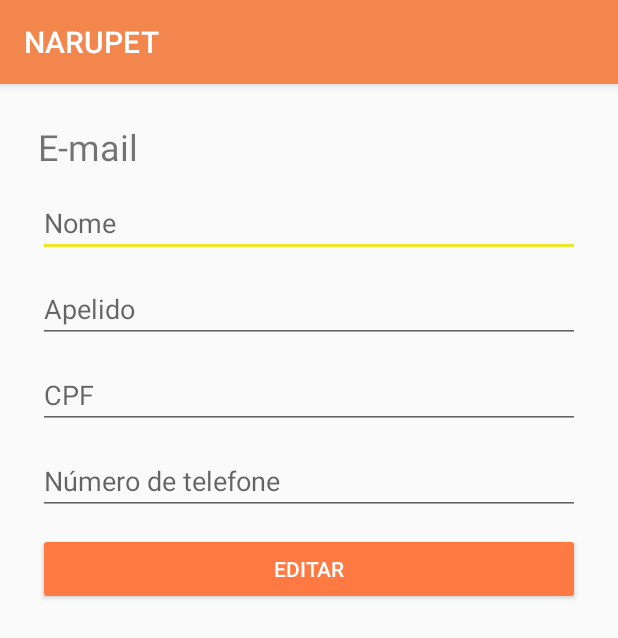
After one commit to sistemas-de-informacao/Narupet, an Android app: the fragment ProfileFragment shown on its own in the app's theme, on a phone screen of 412 x 824 dp. The commit adds this screen. Shown: the top 638 px of the screen. Run offline under Robolectric (Android 15) with nearby library versions, the phone set to English and light mode, and no system bars; our stand-ins replace Firebase (no records; nobody signed in at launch, a user with empty details on screens opened directly).

Commit message:
Criado view de profile e funcionalidades
Criado view para gerenciar perfil do usuário logado.

```diff
--- a/app/build.gradle
+++ b/app/build.gradle
@@ -53,4 +53,5 @@ dependencies {
     implementation 'com.squareup.picasso:picasso:2.71828'
 
     kapt "android.arch.persistence.room:compiler:2.2.5"
+    implementation 'com.android.support:design:28.0.0'
 }
--- a/app/src/main/java/dev/edsoncamargo/views/ProductsFragment.kt
+++ b/app/src/main/java/dev/edsoncamargo/views/ProductsFragment.kt
@@ -89,7 +89,7 @@ class ProductsFragment : Fragment() {
                                     Snackbar
                                         .make(
                                             fragmentProductsContainer,
-                                            "${product.nomeProduto} adicionado ao carrinho. \nQuantidade: ${p.qtd}",
+                                            "${product.nomeProduto.substring(0, 8)} adicionado ao carrinho. \nQuantidade: ${p.qtd}",
                                             Snackbar.LENGTH_LONG
                                         )
                                         .show()
@@ -110,7 +110,7 @@ class ProductsFragment : Fragment() {
                                     Snackbar
                                         .make(
                                             fragmentProductsContainer,
-                                            "${product.nomeProduto} adicionado ao carrinho. \nQuantidade: ${productAdded.qtd}",
+                                            "${product.nomeProduto.substring(0, 8)} adicionado ao carrinho. \nQuantidade: ${productAdded.qtd}",
                                             Snackbar.LENGTH_LONG
                                         )
                                         .show()
@@ -132,7 +132,7 @@ class ProductsFragment : Fragment() {
                             Snackbar
                                 .make(
                                     fragmentProductsContainer,
-                                    "${product.nomeProduto} adicionado ao carrinho.",
+                                    "${product.nomeProduto.substring(0, 8)} adicionado ao carrinho.",
                                     Snackbar.LENGTH_LONG
                                 )
                                 .show()
--- /dev/null
+++ b/app/src/main/java/dev/edsoncamargo/views/ProfileFragment.kt
@@ -0,0 +1,123 @@
+package dev.edsoncamargo.views
+
+import android.os.Bundle
+import android.util.Log
+import androidx.fragment.app.Fragment
+import android.view.LayoutInflater
+import android.view.View
+import android.view.ViewGroup
+import android.widget.Toast
+import com.google.firebase.auth.FirebaseAuth
+import com.google.firebase.auth.UserProfileChangeRequest
+import com.google.firebase.database.ChildEventListener
+import com.google.firebase.database.DataSnapshot
+import com.google.firebase.database.DatabaseError
+import com.google.firebase.database.FirebaseDatabase
+
+import dev.edsoncamargo.R
+import dev.edsoncamargo.models.User
+import dev.edsoncamargo.models.UserEntity
+import kotlinx.android.synthetic.main.fragment_profille.*
+
+/**
+ * A simple [Fragment] subclass.
+ */
+class ProfileFragment : Fragment() {
+
+    override fun onCreateView(
+        inflater: LayoutInflater, container: ViewGroup?,
+        savedInstanceState: Bundle?
+    ): View? {
+        // Inflate the layout for this fragment
+        return inflater.inflate(R.layout.fragment_profille, container, false)
+    }
+
+    override fun onResume() {
+        super.onResume()
+        handleButtonUpdateProfile()
+        getProfile()
+    }
+
+    private fun getProfile() {
+        val ref = FirebaseDatabase.getInstance().reference.child("users")
+        val listener = object : ChildEventListener {
+            override fun onCancelled(p0: DatabaseError) {
+                Log.e("ERROR", "onCancelled: (${p0.message})")
+            }
+
+            override fun onChildMoved(dataSnapshot: DataSnapshot, p1: String?) {
+
+            }
+
+            override fun onChildChanged(dataSnapshot: DataSnapshot, p1: String?) {
+
+            }
+
+            override fun onChildAdded(dataSnapshot: DataSnapshot, p1: String?) {
+                val user = dataSnapshot.getValue(UserEntity::class.java)
+                val uid = FirebaseAuth.getInstance().currentUser!!.uid
+                if (uid == user!!.uid) {
+                    Log.e("INFO", user.toString())
+                    tvEmail.text = user.email
+                    etName.setText(user.name)
+                    etDisplayName.setText(user.displayName)
+                    etCPF.setText(user.cpf)
+                    etPhoneNumber.setText(user.phoneNumber)
+                    Log.e(
+                        "INFO",
+                        "${user.uid}, ${user.email}, ${user.name}, ${user.displayName}, ${user.cpf}, ${user.phoneNumber}"
+                    )
+                }
+            }
+
+            override fun onChildRemoved(p0: DataSnapshot) {
+                Log.e("INFO", "onChildRemoved: (${p0})")
+            }
+        }
+        ref.addChildEventListener(listener)
+    }
+
+    private fun handleButtonUpdateProfile() {
+        btnEditUserProfile.setOnClickListener {
+            if (etDisplayName?.text.isNullOrBlank().not()) {
+                updateProfile()
+                Toast.makeText(
+                    activity,
+                    "Informações do usuário atualizadas com sucesso.",
+                    Toast.LENGTH_LONG
+                )
+                    .show()
+            } else {
+                Toast.makeText(activity, "O campo apelido é obrigatório.", Toast.LENGTH_LONG)
+                    .show()
+            }
+        }
+
+    }
+
+    private fun updateProfile() {
+        val auth = FirebaseAuth.getInstance()
+        val user = auth.currentUser
+        val profileUpdates = UserProfileChangeRequest.Builder()
+            .setDisplayName(etDisplayName.text.toString())
+            .build()
+        user!!.updateProfile(profileUpdates)
+            .addOnCompleteListener {
+                val ref =
+                    FirebaseDatabase.getInstance().reference.child("users").child(user.uid)
+                ref.setValue(
+                    User(
+                        user.uid,
+                        if (etName.text.toString().isBlank().not()) etName.text.toString() else "",
+                        etDisplayName.text.toString().,
+                        tvEmail.text.toString(),
+                        if (etCPF.text.toString().isBlank().not()) etCPF.text.toString() else "",
+                        if (etPhoneNumber.text.toString().isBlank()
+                                .not()
+                        ) etPhoneNumber.text.toString() else ""
+                    )
+                )
+            }
+    }
+
+}
--- a/app/src/main/res/layout/fragment_products.xml
+++ b/app/src/main/res/layout/fragment_products.xml
@@ -1,5 +1,6 @@
 <?xml version="1.0" encoding="utf-8"?>
 <FrameLayout xmlns:android="http://schemas.android.com/apk/res/android"
+    xmlns:app="http://schemas.android.com/apk/res-auto"
     xmlns:tools="http://schemas.android.com/tools"
     android:layout_width="match_parent"
     android:layout_height="match_parent"
@@ -7,7 +8,8 @@
 
     <ScrollView
         android:layout_width="match_parent"
-        android:layout_height="match_parent">
+        android:layout_height="match_parent"
+        android:elevation="7dp">
 
         <LinearLayout
             android:layout_width="match_parent"
--- /dev/null
+++ b/app/src/main/res/layout/fragment_profille.xml
@@ -0,0 +1,67 @@
+<?xml version="1.0" encoding="utf-8"?>
+<FrameLayout xmlns:android="http://schemas.android.com/apk/res/android"
+    xmlns:tools="http://schemas.android.com/tools"
+    android:layout_width="match_parent"
+    android:layout_height="match_parent"
+    tools:context=".views.ProfileFragment">
+
+    <LinearLayout
+        android:id="@+id/containerProfile"
+        android:layout_width="match_parent"
+        android:layout_height="match_parent"
+        android:layout_margin="25sp"
+        android:orientation="vertical">
+
+        <TextView
+            android:id="@+id/tvEmail"
+            android:layout_width="match_parent"
+            android:layout_height="wrap_content"
+            android:layout_marginBottom="12sp"
+            android:text="E-mail"
+            android:textSize="24sp" />
+
+        <EditText
+            android:id="@+id/etName"
+            android:layout_width="match_parent"
+            android:layout_height="wrap_content"
+            android:layout_marginBottom="12sp"
+            android:ems="10"
+            android:hint="Nome"
+            android:inputType="textPersonName" />
+
+        <EditText
+            android:id="@+id/etDisplayName"
+            android:layout_width="match_parent"
+            android:layout_height="wrap_content"
+            android:layout_marginBottom="12sp"
+            android:ems="10"
+            android:hint="Apelido"
+            android:inputType="textPersonName" />
+
+        <EditText
+            android:id="@+id/etCPF"
+            android:layout_width="match_parent"
+            android:layout_height="wrap_content"
+            android:layout_marginBottom="12sp"
+            android:ems="10"
+            android:hint="CPF"
+            android:inputType="textPersonName" />
+
+        <EditText
+            android:id="@+id/etPhoneNumber"
+            android:layout_width="match_parent"
+            android:layout_height="wrap_content"
+            android:layout_marginBottom="12sp"
+            android:ems="10"
+            android:hint="Número de telefone"
+            android:inputType="textPersonName" />
+
+        <Button
+            android:id="@+id/btnEditUserProfile"
+            android:layout_width="match_parent"
+            android:layout_height="wrap_content"
+            android:backgroundTint="#FF7A42"
+            android:text="EDITAR"
+            android:textColor="#FFFFFF" />
+    </LinearLayout>
+</FrameLayout>
--- a/app/src/main/res/menu/main_menu.xml
+++ b/app/src/main/res/menu/main_menu.xml
@@ -3,6 +3,10 @@
     xmlns:android="http://schemas.android.com/apk/res/android">
 
     <group android:checkableBehavior="none">
+        <item
+            android:id="@+id/profile"
+            android:icon="@drawable/user"
+            android:title="Perfil" />
         <item
             android:id="@+id/produtos"
             android:icon="@drawable/home"
```
Also changed, not shown: app/src/main/java/dev/edsoncamargo/models/User.kt (added, +10 -0 lines), app/src/main/java/dev/edsoncamargo/models/UserEntity.kt (added, +10 -0 lines), app/src/main/java/dev/edsoncamargo/navigation/MainActivity.kt (+13 -8 lines), app/src/main/java/dev/edsoncamargo/views/CartFragment.kt (+14 -0 lines), app/src/main/java/dev/edsoncamargo/views/LoginActivity.kt (+15 -2 lines), app/src/main/res/layout/activity_login.xml (+8 -0 lines), app/src/main/res/drawable/user.png (added).
